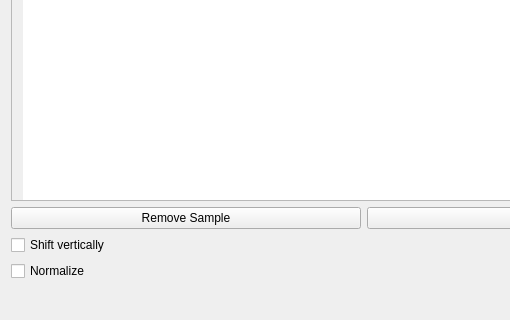
First picture: the form in simple_dialog.ui, repository sstendahl/KARIN, before the edit; both pictures show x 0 to 510 and y 323 to 643 of the 1083 by 643 pixel window.
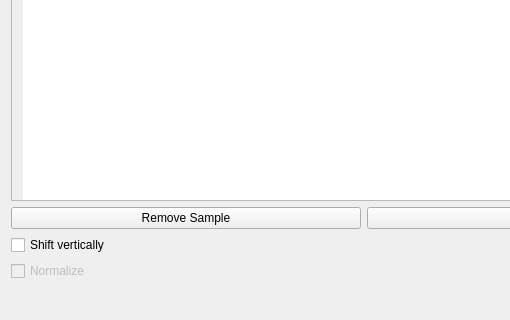
Second picture: the form after the edit.

The edit to the form file:
```diff
--- a/simple_dialog.ui
+++ b/simple_dialog.ui
@@ -220,6 +220,9 @@
      </item>
      <item row="2" column="0">
       <widget class="QCheckBox" name="checkBox">
+       <property name="enabled">
+        <bool>false</bool>
+       </property>
        <property name="text">
         <string>Normalize</string>
        </property>
```
